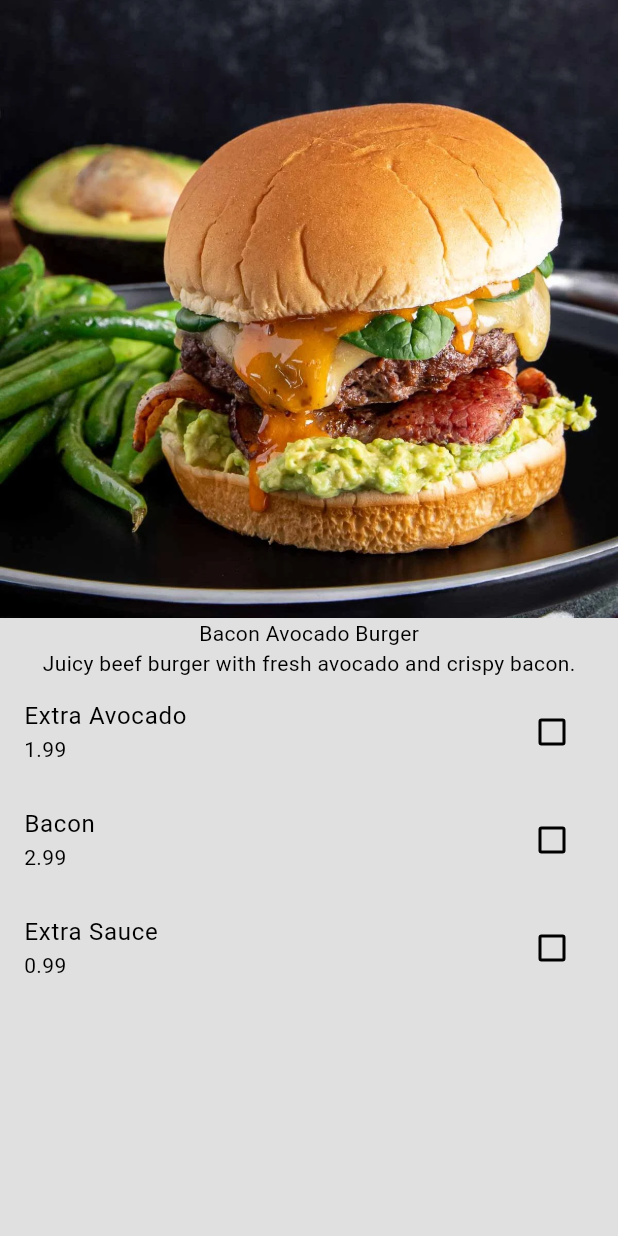
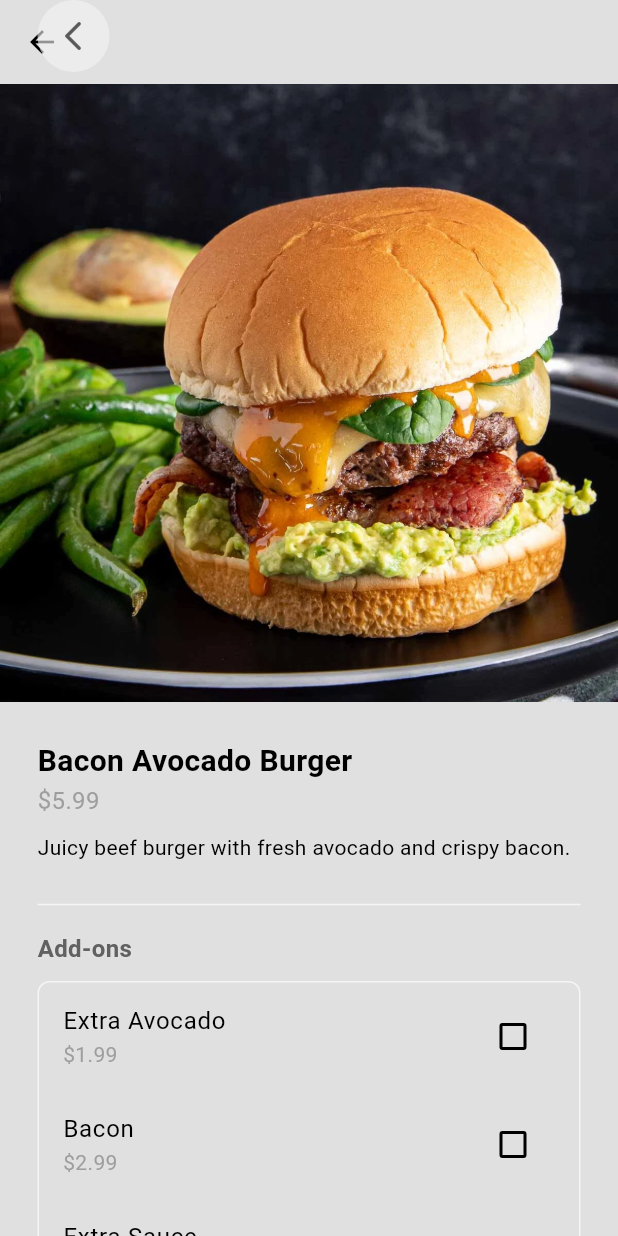
Before and after one commit to izem2001/Food-Delivery-App, a Flutter app: the FoodPage screen opened directly with sample values from the repository, on a phone screen of 412 x 824 dp. Run offline on Flutter 3.47's test engine with Material 3 defaults, Android fonts, the phone set to English and light mode, and no system bars.

Commit message:
Alignment and various management adjustments have been made. A new class has been created for card information. Functions for retrieving and issuing card information, etc., have been added.

```diff
--- a/lib/main.dart
+++ b/lib/main.dart
@@ -1,6 +1,6 @@
 import 'package:flutter/material.dart';
 import 'package:food_delivery_app/auth/login_or_register.dart';
-import 'package:food_delivery_app/restaurant.dart';
+import 'package:food_delivery_app/models/restaurant.dart';
 import 'package:food_delivery_app/themes/theme_provider.dart';
 import 'package:provider/provider.dart';
 
--- a/lib/pages/food_page.dart
+++ b/lib/pages/food_page.dart
@@ -1,37 +1,101 @@
 import 'package:flutter/material.dart';
+import 'package:food_delivery_app/components/my_button.dart';
 
 import '../models/food.dart';
 
 class FoodPage extends StatefulWidget {
   final Food food;
+  final Map<Addon, bool> selectedAddons = {};
 
-  const FoodPage({super.key,
-    required this.food});
+  FoodPage({
+    super.key,
+    required this.food,
+  }) {
+    //initialize selected addons to be false
+    for (Addon addon in food.availableAddons) {
+      selectedAddons[addon] = false;
+    }
+  }
 
   @override
   State<FoodPage> createState() => _FoodPageState();
 }
 
 class _FoodPageState extends State<FoodPage> {
+
+  //method to add to card
+  void addToCard(Food food, Map<Addon,bool> selectedAddons){
+    List<Addon> currentlySelectedAddons = [];
+    for(Addon addon in widget.food.availableAddons){
+      if(widget.selectedAddons[addon] == true){
+        currentlySelectedAddons.add(addon);
+      }
+    }
+  }
+
+
   @override
   Widget build(BuildContext context) {
-    return Scaffold(
-        body : Column(
+    return Stack(
       children: [
-
+        //scaffold UI
+        Scaffold(
+          appBar: AppBar(),
+          body: SingleChildScrollView(
+            child: Column(
+              children: [
                 //food image
                 Image.asset(widget.food.imagePath),
 
+                Padding(
+                  padding: const EdgeInsets.all(25.0),
+                  child: Column(
+                    crossAxisAlignment: CrossAxisAlignment.start,
+                    children: [
                       //food name
-            Text(widget.food.name),
-
+                      Text(
+                        widget.food.name,
+                        style: const TextStyle(
+                          fontWeight: FontWeight.bold,
+                          fontSize: 20,
+                        ),
+                      ),
+                      //food price
+                      Text(
+                        '\$${widget.food.price}',
+                        style: TextStyle(
+                            fontSize: 16,
+                            color: Theme.of(context).colorScheme.primary),
+                      ),
+                      const SizedBox(height: 10),
                       //food description
                       Text(widget.food.description),
+                      const SizedBox(height: 10),
+
+                      const SizedBox(height: 10),
+
+                      Divider(color: Theme.of(context).colorScheme.secondary),
+                      const SizedBox(height: 10),
 
                       //addons
-            ListView.builder(
+                      Text(
+                        "Add-ons",
+                        style: TextStyle(
+                            color: Theme.of(context).colorScheme.inversePrimary,
+                            fontSize: 16,
+                            fontWeight: FontWeight.bold),
+                      ),
+                      const SizedBox(height: 10),
+                      Container(
+                        decoration: BoxDecoration(
+                          border: Border.all(
+                              color: Theme.of(context).colorScheme.secondary),
+                          borderRadius: BorderRadius.circular(8),
+                        ),
+                        child: ListView.builder(
                           shrinkWrap: true,
                           physics: const NeverScrollableScrollPhysics(),
+                          padding: EdgeInsets.zero,
                           itemCount: widget.food.availableAddons.length,
                           itemBuilder: (context, index) {
                             //get individual addons
@@ -40,16 +104,54 @@ class _FoodPageState extends State<FoodPage> {
                             //return checkbox UI
                             return CheckboxListTile(
                               title: Text(addon.name),
-                subtitle: Text(addon.price.toString()),
-                value: false,
-                onChanged: (value) {},
+                              subtitle: Text(
+                                '\$${addon.price}',
+                                style: TextStyle(
+                                  color: Theme.of(context).colorScheme.primary,
+                                ),
+                              ),
+                              value: widget.selectedAddons[addon],
+                              onChanged: (bool? value) {
+                                setState(() {
+                                  widget.selectedAddons[addon] = value!;
+                                });
+                              },
                             );
-            },)
-
-            //button - add to the card
-
+                          },
+                        ),
+                      ),
                     ],
                   ),
+                ),
+                //button - add to the card
+                MyButton(
+                  text: "Add to card",
+                  onTap: () => addToCard(widget.food, widget.selectedAddons),
+                ),
+                const SizedBox(height: 25),
+              ],
+            ),
+          ),
+        ),
+
+        //back button
+        SafeArea(
+          child: Opacity(
+            opacity: 0.6,
+            child: Container(
+              margin: const EdgeInsets.only(left: 25),
+              decoration: BoxDecoration(
+                color: Theme.of(context).colorScheme.secondary,
+                shape: BoxShape.circle,
+              ),
+              child: IconButton(
+                icon: const Icon(Icons.arrow_back_ios_rounded),
+                onPressed: () => Navigator.pop(context),
+              ),
+            ),
+          ),
+        ),
+      ],
     );
   }
 }
--- a/lib/pages/home_page.dart
+++ b/lib/pages/home_page.dart
@@ -10,7 +10,7 @@ import 'package:food_delivery_app/models/food.dart';
 import 'package:food_delivery_app/pages/food_page.dart';
 import 'package:provider/provider.dart';
 
-import '../restaurant.dart';
+import '../models/restaurant.dart';
 
 
 class HomePage extends StatefulWidget {
--- a/pubspec.yaml
+++ b/pubspec.yaml
@@ -36,6 +36,7 @@ dependencies:
   # Use with the CupertinoIcons class for iOS style icons.
   cupertino_icons: ^1.0.8
   provider: ^6.1.5+1
+  collection: ^1.18.0
 
 dev_dependencies:
   flutter_test:
```
Also changed, not shown: lib/models/card_item.dart (added, +18 -0 lines), lib/models/restaurant.dart (renamed from lib/restaurant.dart, +71 -10 lines), pubspec.lock. Lines whose indentation alone changed are shown as unchanged.
